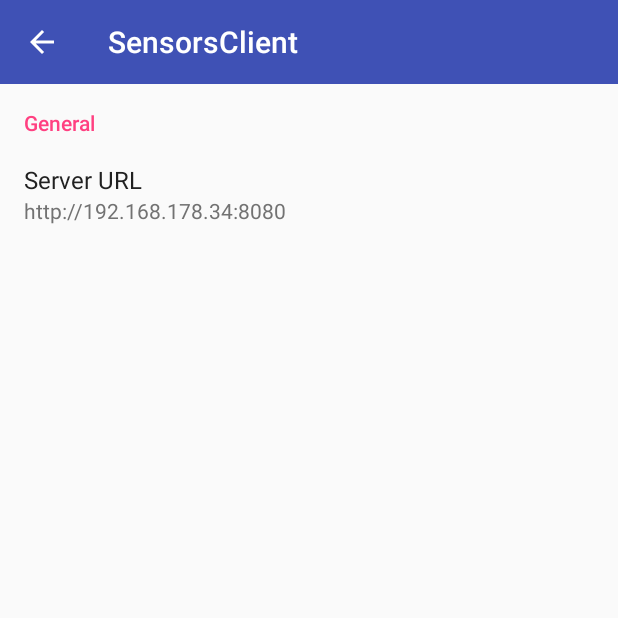
After one commit to brave-warrior/Sensors-IoT, an Android app: the SettingsActivity screen opened directly, with no data from a screen before it, on a phone screen of 412 x 824 dp, the top half of it. The commit adds this screen. Run offline under Robolectric (Android 15) with nearby library versions, the phone set to English and light mode, and no system bars; our stand-ins replace Dagger/Hilt's generated code.

Commit message:
Implement settings screen

```diff
--- a/Client/SensorsClient-Android/app/build.gradle
+++ b/Client/SensorsClient-Android/app/build.gradle
@@ -29,16 +29,16 @@ dependencies {
     apt 'com.google.dagger:dagger-compiler:2.0.2'
     provided 'org.glassfish:javax.annotation:10.0-b28'
 
+
+
     compile 'com.squareup.retrofit2:retrofit:2.0.0-beta4'
     compile 'com.squareup.retrofit2:converter-gson:2.0.0-beta4'
     compile 'com.squareup.retrofit2:adapter-rxjava:2.0.0-beta4'
     compile 'com.squareup.okhttp3:logging-interceptor:3.1.2'
-
     compile 'io.reactivex:rxandroid:1.0.1'
     compile 'com.jakewharton:butterknife:7.0.1'
     compile 'com.google.code.gson:gson:2.4'
     compile 'com.google.dagger:dagger:2.0.2'
-
     compile 'com.android.support:appcompat-v7:23.1.1'
     compile 'com.android.support:support-v4:23.1.1'
     compile 'com.android.support:design:23.1.1'
--- a/Client/SensorsClient-Android/app/src/main/AndroidManifest.xml
+++ b/Client/SensorsClient-Android/app/src/main/AndroidManifest.xml
@@ -11,7 +11,6 @@
         android:label="@string/app_name"
         android:supportsRtl="true"
         android:theme="@style/AppTheme">
-
         <activity android:name=".ui.activity.DevicesActivity">
             <intent-filter>
                 <action android:name="android.intent.action.MAIN"/>
@@ -19,10 +18,10 @@
                 <category android:name="android.intent.category.LAUNCHER"/>
             </intent-filter>
         </activity>
-
         <activity android:name=".ui.activity.DeviceDataActivity">
+        </activity>
+        <activity android:name=".ui.activity.SettingsActivity">
         </activity>
     </application>
 
-
 </manifest>
--- a/Client/SensorsClient-Android/app/src/main/java/com/khmelenko/lab/sensorsclient/di/component/PresenterComponent.java
+++ b/Client/SensorsClient-Android/app/src/main/java/com/khmelenko/lab/sensorsclient/di/component/PresenterComponent.java
@@ -4,6 +4,7 @@ import com.khmelenko.lab.sensorsclient.di.module.PresenterModule;
 import com.khmelenko.lab.sensorsclient.di.scope.ActivityScope;
 import com.khmelenko.lab.sensorsclient.ui.activity.DeviceDataActivity;
 import com.khmelenko.lab.sensorsclient.ui.activity.DevicesActivity;
+import com.khmelenko.lab.sensorsclient.ui.activity.SettingsActivity;
 
 import dagger.Component;
 
@@ -18,5 +19,6 @@ public interface PresenterComponent {
 
     void inject(DevicesActivity activity);
     void inject(DeviceDataActivity activity);
+    void inject(SettingsActivity activity);
 
 }
--- a/Client/SensorsClient-Android/app/src/main/java/com/khmelenko/lab/sensorsclient/di/module/PresenterModule.java
+++ b/Client/SensorsClient-Android/app/src/main/java/com/khmelenko/lab/sensorsclient/di/module/PresenterModule.java
@@ -3,6 +3,7 @@ package com.khmelenko.lab.sensorsclient.di.module;
 import com.khmelenko.lab.sensorsclient.network.RestClient;
 import com.khmelenko.lab.sensorsclient.ui.presenter.DeviceDataActivityPresenter;
 import com.khmelenko.lab.sensorsclient.ui.presenter.DevicesActivityPresenter;
+import com.khmelenko.lab.sensorsclient.ui.presenter.SettingsActivityPresenter;
 
 import dagger.Module;
 import dagger.Provides;
@@ -25,4 +26,8 @@ public class PresenterModule {
         return new DeviceDataActivityPresenter(restClient);
     }
 
+    @Provides
+    SettingsActivityPresenter providesSettingsActivityPresenter() {
+        return new SettingsActivityPresenter();
+    }
 }
--- a/Client/SensorsClient-Android/app/src/main/java/com/khmelenko/lab/sensorsclient/network/RestClient.java
+++ b/Client/SensorsClient-Android/app/src/main/java/com/khmelenko/lab/sensorsclient/network/RestClient.java
@@ -1,4 +1,6 @@
 package com.khmelenko.lab.sensorsclient.network;
+
+import com.khmelenko.lab.sensorsclient.storage.AppSettings;
 
 import okhttp3.OkHttpClient;
 import okhttp3.logging.HttpLoggingInterceptor;
@@ -11,7 +13,7 @@ import retrofit2.converter.gson.GsonConverterFactory;
  */
 public final class RestClient {
 
-    private static final String ENDPOINT = "http://192.168.178.34:8080";
+    private static final String ENDPOINT = AppSettings.getServerUrl();
 
     private static RestClient sInstance;
 
--- /dev/null
+++ b/Client/SensorsClient-Android/app/src/main/java/com/khmelenko/lab/sensorsclient/ui/activity/SettingsActivity.java
@@ -0,0 +1,67 @@
+package com.khmelenko.lab.sensorsclient.ui.activity;
+
+import android.os.Bundle;
+import android.support.v7.app.ActionBar;
+import android.support.v7.widget.Toolbar;
+import android.view.View;
+
+import com.khmelenko.lab.sensorsclient.R;
+import com.khmelenko.lab.sensorsclient.SensorsApp;
+import com.khmelenko.lab.sensorsclient.ui.fragment.SettingsFragment;
+import com.khmelenko.lab.sensorsclient.ui.presenter.SettingsActivityPresenter;
+import com.khmelenko.lab.sensorsclient.ui.view.SettingsActivityView;
+
+import javax.inject.Inject;
+
+/**
+ * Settings activity
+ *
+ * @author Dmytro Khmelenko (d.khmelenko@gmail.com)
+ */
+public final class SettingsActivity extends BaseActivity<SettingsActivityPresenter>
+        implements SettingsActivityView {
+
+    @Inject
+    SettingsActivityPresenter mPresenter;
+
+    @Override
+    protected void onCreate(Bundle savedInstanceState) {
+        super.onCreate(savedInstanceState);
+        setContentView(R.layout.activity_settings);
+        SensorsApp.instance().getPresenterComponent().inject(this);
+
+        initToolbar();
+
+        getFragmentManager().beginTransaction().replace(R.id.settings_content, new SettingsFragment()).commit();
+    }
+
+    /**
+     * Initializes toolbar
+     */
+    private void initToolbar() {
+        final Toolbar toolbar = (Toolbar) findViewById(R.id.toolbar);
+        setSupportActionBar(toolbar);
+        final ActionBar actionBar = getSupportActionBar();
+
+        if (actionBar != null) {
+            actionBar.setDisplayHomeAsUpEnabled(true);
+            actionBar.setDisplayShowHomeEnabled(true);
+            toolbar.setNavigationOnClickListener(new View.OnClickListener() {
+                @Override
+                public void onClick(View v) {
+                    onBackPressed();
+                }
+            });
+        }
+    }
+
+    @Override
+    protected SettingsActivityPresenter getPresenter() {
+        return mPresenter;
+    }
+
+    @Override
+    protected void attachPresenter() {
+        getPresenter().attach(this);
+    }
+}
--- /dev/null
+++ b/Client/SensorsClient-Android/app/src/main/java/com/khmelenko/lab/sensorsclient/ui/fragment/SettingsFragment.java
@@ -0,0 +1,36 @@
+package com.khmelenko.lab.sensorsclient.ui.fragment;
+
+import android.os.Bundle;
+import android.preference.EditTextPreference;
+import android.preference.ListPreference;
+import android.preference.Preference;
+import android.preference.PreferenceFragment;
+
+import com.khmelenko.lab.sensorsclient.R;
+import com.khmelenko.lab.sensorsclient.storage.AppSettings;
+
+/**
+ * @author Dmytro Khmelenko (d.khmelenko@gmail.com)
+ */
+public final class SettingsFragment extends PreferenceFragment {
+
+    private static final String SERVER_URL = "ServerUrl";
+    private EditTextPreference mServerUrl;
+
+    @Override
+    public void onCreate(final Bundle savedInstanceState) {
+        super.onCreate(savedInstanceState);
+        addPreferencesFromResource(R.xml.settings);
+
+        mServerUrl = (EditTextPreference) findPreference(SERVER_URL);
+        mServerUrl.setSummary(AppSettings.getServerUrl());
+        mServerUrl.setText(AppSettings.getServerUrl());
+        mServerUrl.setOnPreferenceChangeListener(new Preference.OnPreferenceChangeListener() {
+            @Override
+            public boolean onPreferenceChange(Preference preference, Object newValue) {
+                mServerUrl.setSummary(newValue.toString());
+                return true;
+            }
+        });
+    }
+}
--- /dev/null
+++ b/Client/SensorsClient-Android/app/src/main/java/com/khmelenko/lab/sensorsclient/ui/presenter/SettingsActivityPresenter.java
@@ -0,0 +1,23 @@
+package com.khmelenko.lab.sensorsclient.ui.presenter;
+
+import com.khmelenko.lab.sensorsclient.ui.view.SettingsActivityView;
+
+import javax.inject.Inject;
+
+/**
+ * Presenter for settings activity
+ *
+ * @author Dmytro Khmelenko (d.khmelenko@gmail.com)
+ */
+public final class SettingsActivityPresenter extends BasePresenter<SettingsActivityView> {
+
+    @Override
+    public void onAttach() {
+        // do nothing
+    }
+
+    @Override
+    public void onDetach() {
+        // do nothing
+    }
+}
--- /dev/null
+++ b/Client/SensorsClient-Android/app/src/main/java/com/khmelenko/lab/sensorsclient/ui/view/SettingsActivityView.java
@@ -0,0 +1,9 @@
+package com.khmelenko.lab.sensorsclient.ui.view;
+
+/**
+ * View for settings activity
+ *
+ * @author Dmytro Khmelenko (d.khmelenko@gmail.com)
+ */
+public interface SettingsActivityView extends BaseView {
+}
--- /dev/null
+++ b/Client/SensorsClient-Android/app/src/main/res/layout/activity_settings.xml
@@ -0,0 +1,18 @@
+<?xml version="1.0" encoding="utf-8"?>
+<LinearLayout xmlns:android="http://schemas.android.com/apk/res/android"
+              xmlns:tools="http://schemas.android.com/tools"
+              android:layout_width="match_parent"
+              android:layout_height="match_parent"
+              android:orientation="vertical"
+              tools:context="com.khmelenko.lab.sensorsclient.ui.activity.SettingsActivity">
+
+    <include
+        android:id="@+id/toolbar"
+        layout="@layout/toolbar"/>
+
+    <FrameLayout
+        android:id="@+id/settings_content"
+        android:layout_width="match_parent"
+        android:layout_height="wrap_content"/>
+
+</LinearLayout>
--- a/Client/SensorsClient-Android/app/src/main/res/values/strings.xml
+++ b/Client/SensorsClient-Android/app/src/main/res/values/strings.xml
@@ -16,5 +16,11 @@
     <string name="error_failed_loading_sensors">Unable to load sensors</string>
     <string name="loading_msg">Loading...</string>
 
+    <!-- TODO: Remove or change this placeholder text -->
+    <string name="hello_blank_fragment">Hello blank fragment</string>
+    <string name="settings_server_url">Server URL</string>
+    <string name="settings_category_general">General</string>
+    <string name="devices_menu_action_preferences">Settings</string>
+
 
 </resources>
--- /dev/null
+++ b/Client/SensorsClient-Android/app/src/main/res/xml/settings.xml
@@ -0,0 +1,16 @@
+<?xml version="1.0" encoding="utf-8"?>
+<PreferenceScreen xmlns:android="http://schemas.android.com/apk/res/android"
+                  android:key="settings_screen">
+
+    <PreferenceCategory android:title="@string/settings_category_general">
+
+        <EditTextPreference
+            android:defaultValue=""
+            android:dialogTitle="@string/settings_server_url"
+            android:key="ServerUrl"
+            android:persistent="true"
+            android:title="@string/settings_server_url"
+            />
+
+    </PreferenceCategory>
+</PreferenceScreen>
```
Also changed, not shown: Client/SensorsClient-Android/app/src/main/java/com/khmelenko/lab/sensorsclient/SensorsApp.java (+15 -0 lines), Client/SensorsClient-Android/app/src/main/java/com/khmelenko/lab/sensorsclient/common/Constants.java (added, +14 -0 lines), Client/SensorsClient-Android/app/src/main/java/com/khmelenko/lab/sensorsclient/storage/AppSettings.java (renamed from Client/SensorsClient-Android/app/src/main/java/com/khmelenko/lab/sensorsclient/storage/AppPreferences.java, +10 -10 lines), Client/SensorsClient-Android/app/src/main/java/com/khmelenko/lab/sensorsclient/ui/activity/DevicesActivity.java (+23 -0 lines), Client/SensorsClient-Android/app/src/main/res/menu/devices_menu.xml (added, +12 -0 lines).
